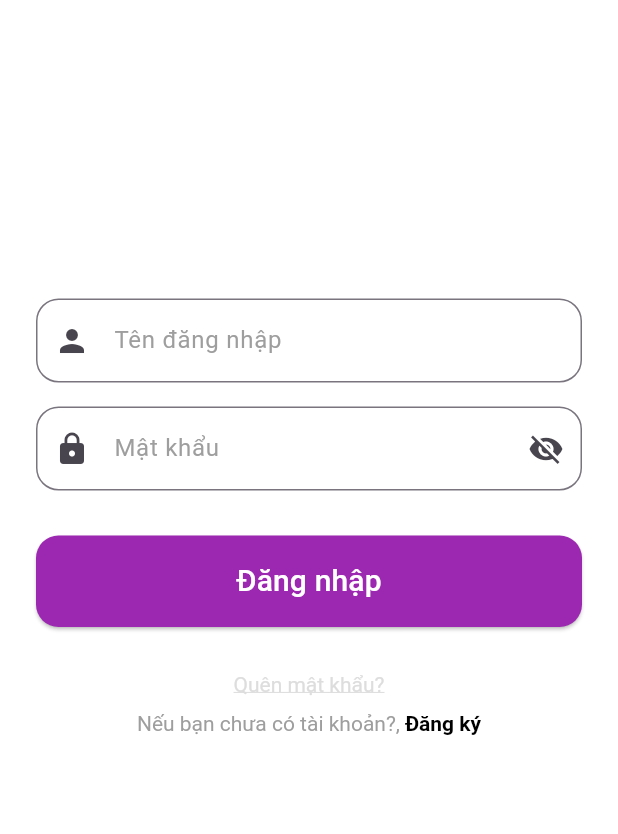
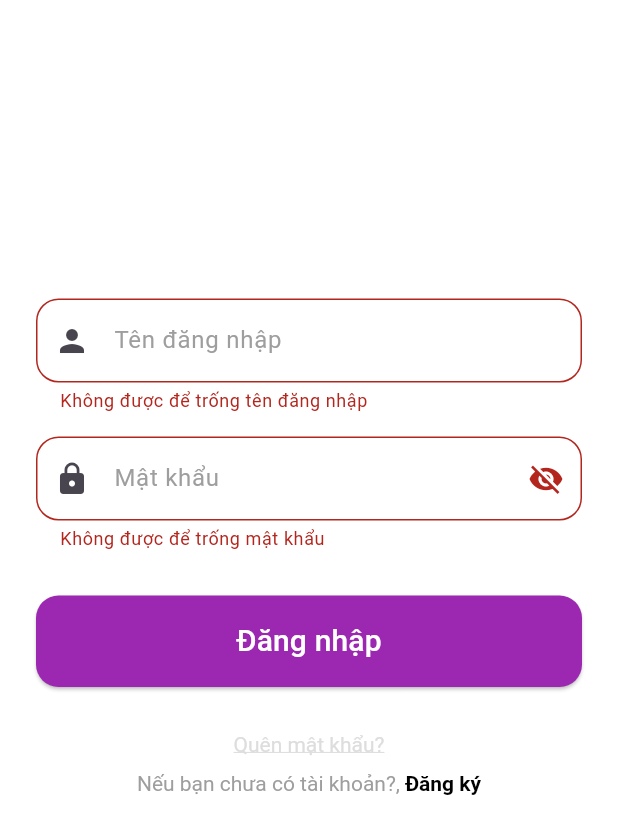
Before and after one commit to liempn13/do_an_di_dong, a Flutter app: the screen it shows after launch, after a tap on "Đăng nhập", on a phone screen of 412 x 824 dp. Shown: the top 834 px of the screen. Run offline on Flutter 3.47's test engine with Material 3 defaults, Android fonts, the light colour scheme and no system bars.

Commit message:
sua_dk_dk_mkm_otp_qmk

```diff
--- a/lib/views/auth_screens/login/login_screen.dart
+++ b/lib/views/auth_screens/login/login_screen.dart
@@ -12,7 +12,8 @@ class LoginScreen extends StatefulWidget {
 
 class _LoginScreenState extends State<LoginScreen> {
   bool _anHienPass = true;
-
+  String? _errorUsername;
+  String? _errorPass;
   // TextEditingController để điều khiển các trường nhập liệu
   final TextEditingController _usernameController = TextEditingController();
   final TextEditingController _passwordController = TextEditingController();
@@ -21,16 +22,6 @@ class _LoginScreenState extends State<LoginScreen> {
   Widget build(BuildContext context) {
     return Scaffold(
       backgroundColor: Colors.white,
-      // appBar: AppBar(
-      //   title: const Text('Đăng nhập',
-      //   style: TextStyle(
-      //     fontWeight: FontWeight.bold,
-      //     fontSize: 30.0,
-      //   ),),
-      //   centerTitle: true,
-      //   backgroundColor: Colors.white,
-      // ),
-
       body: Padding(
         padding: const EdgeInsets.symmetric(horizontal: 24.0),
         child: ListView(
@@ -40,7 +31,7 @@ class _LoginScreenState extends State<LoginScreen> {
               child: RichText(
                   text: const TextSpan(
                 text: 'Đăng nhập ',
-                style: const TextStyle(
+                style: TextStyle(
                   fontSize: 50.0,
                   fontWeight: FontWeight.bold,
                 ),
@@ -59,7 +50,11 @@ class _LoginScreenState extends State<LoginScreen> {
                   borderRadius: BorderRadius.circular(15.0),
                 ),
                 prefixIcon: const Icon(Icons.person),
+                errorText: _errorUsername,
               ),
+              onChanged: (value) {
+                setState(() {});
+              },
             ),
             const SizedBox(height: 16.0),
             // Mật khẩu
@@ -75,6 +70,7 @@ class _LoginScreenState extends State<LoginScreen> {
                   borderRadius: BorderRadius.circular(15.0),
                 ),
                 prefixIcon: const Icon(Icons.lock),
+                errorText: _errorPass,
                 suffixIcon: IconButton(
                   icon: Icon(
                     _anHienPass ? Icons.visibility_off : Icons.visibility,
@@ -100,7 +96,22 @@ class _LoginScreenState extends State<LoginScreen> {
                   padding: const EdgeInsets.symmetric(vertical: 16.0),
                 ),
                 onPressed: () {
-                  print('Đã nhấn Đăng nhập');
+                  setState(() {
+                    if (_usernameController.text.isEmpty) {
+                      _errorUsername = 'Không được để trống tên đăng nhập';
+                    } else {
+                      _errorUsername = null;
+                    }
+
+                    if (_passwordController.text.isEmpty) {
+                      _errorPass = 'Không được để trống mật khẩu';
+                    } else {
+                      _errorPass = null;
+                    }
+                    if (_errorUsername == null && _errorPass == null) {
+                      print('Đăng nhập thành công');
+                    }
+                  });
                 },
                 child: const Text(
                   'Đăng nhập',
```
Also changed, not shown: lib/views/auth_screens/forgot_password_screen.dart (+19 -2 lines), lib/views/auth_screens/new_password.dart (+78 -9 lines), lib/views/auth_screens/otp_forgot_password.dart (+31 -14 lines), lib/views/auth_screens/signup_screen.dart (+9 -11 lines).
